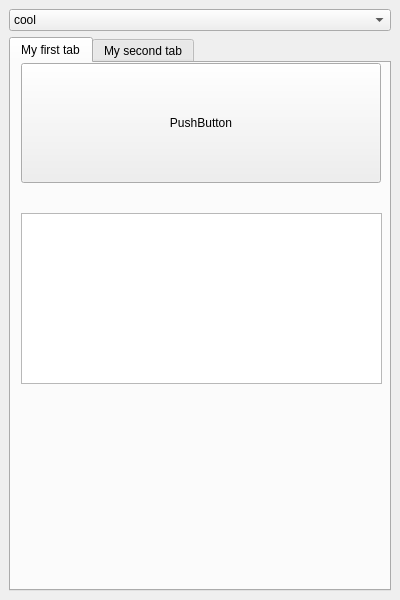
Before: the Qt Designer form stylesheet/mainwindow.ui in ftena/qt-snippets, drawn with Qt 5.
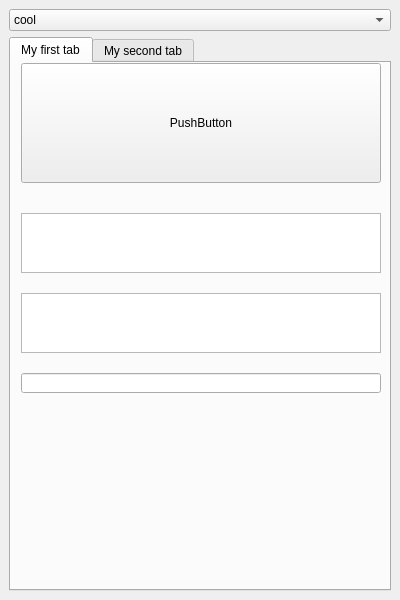
After: the same form once the commit is applied.

Commit message: testing color property

Patch:
```diff
--- a/stylesheet/mainwindow.ui
+++ b/stylesheet/mainwindow.ui
@@ -119,8 +119,31 @@
          <rect>
           <x>10</x>
           <y>150</y>
-          <width>361</width>
-          <height>171</height>
+          <width>360</width>
+          <height>60</height>
+         </rect>
+        </property>
+       </widget>
+       <widget class="QTextEdit" name="textEdit">
+        <property name="geometry">
+         <rect>
+          <x>10</x>
+          <y>230</y>
+          <width>360</width>
+          <height>60</height>
+         </rect>
+        </property>
+        <property name="focusPolicy">
+         <enum>Qt::StrongFocus</enum>
+        </property>
+       </widget>
+       <widget class="QLineEdit" name="lineEdit">
+        <property name="geometry">
+         <rect>
+          <x>10</x>
+          <y>310</y>
+          <width>360</width>
+          <height>20</height>
          </rect>
         </property>
        </widget>
```
The commit also changes 1 other file.
